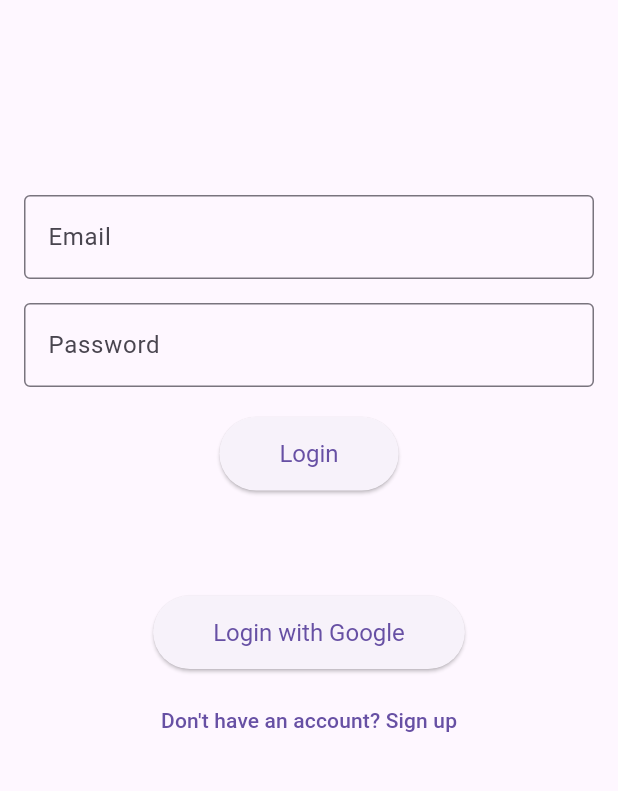
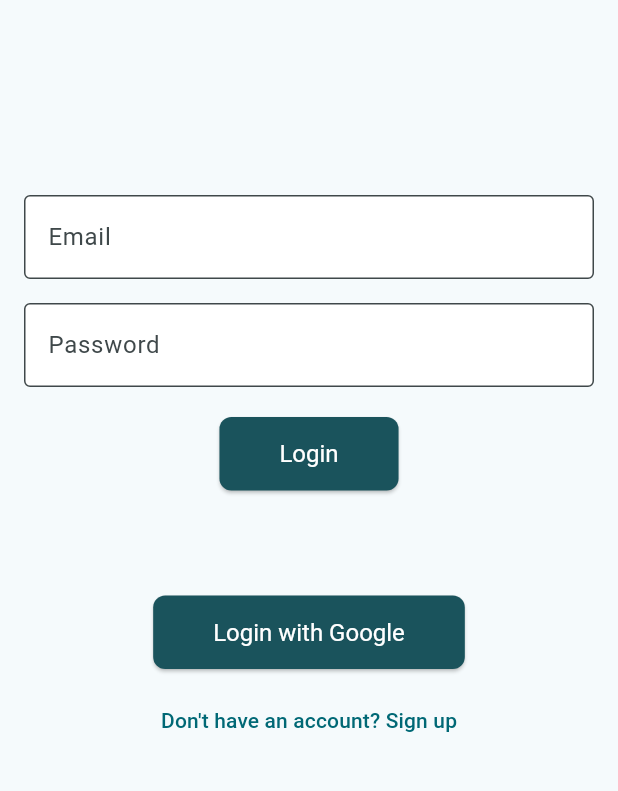
Before and after one commit to najjar77/MoveMetricsApp, a Flutter app: the screen it shows after launch, on a phone screen of 412 x 824 dp, the part 333-1124 px from its top. Run offline on Flutter 3.47's test engine with Material 3 defaults, Android fonts, the phone set to English and light mode, and no system bars; our stand-ins replace cloud_firestore, firebase_auth, firebase_core, flutter_mobx, get_it, google_sign_in and 1 more; accounts and stored records are empty; generated files the repository leaves out were written again.

Commit message:
The theme is updated to use the imported `appTheme` from `theme.dart` for consistent styling across the app.

```diff
--- /dev/null
+++ b/lib/design/theme.dart
@@ -0,0 +1,34 @@
+import 'package:flutter/material.dart';
+
+final ThemeData appTheme = ThemeData(
+  useMaterial3: true,
+  colorScheme: ColorScheme.fromSeed(
+    seedColor: Color(0xFF1A535C),
+  ),
+  primaryColor: Color(0xFF1A535C),
+  elevatedButtonTheme: ElevatedButtonThemeData(
+    style: ElevatedButton.styleFrom(
+      foregroundColor: Colors.white,
+      backgroundColor: Color(0xFF1A535C),
+      shape: RoundedRectangleBorder(
+        borderRadius: BorderRadius.circular(8),
+      ),
+    ),
+  ),
+  inputDecorationTheme: InputDecorationTheme(
+    filled: true,
+    fillColor: Color(0xFFE3F2FD),
+    border: OutlineInputBorder(
+      borderRadius: BorderRadius.circular(8),
+      borderSide: BorderSide(
+        color: Color(0xFF1A535C),
+      ),
+    ),
+    focusedBorder: OutlineInputBorder(
+      borderRadius: BorderRadius.circular(8),
+      borderSide: BorderSide(
+        color: Color(0xFF1A535C),
+      ),
+    ),
+  ),
+);
--- a/lib/main.dart
+++ b/lib/main.dart
@@ -1,5 +1,6 @@
 import 'package:flutter/material.dart';
 import 'package:firebase_core/firebase_core.dart';
+import 'package:move_metrics_app/design/theme.dart';
 import 'app_router.dart';
 import 'network/service_locator.dart';
 
@@ -15,11 +16,9 @@ class MyApp extends StatelessWidget {
   Widget build(BuildContext context) {
     return MaterialApp(
       title: 'Flutter Firebase Auth',
-      theme: ThemeData(
-        primarySwatch: Colors.deepOrange,
-      ),
+      theme: appTheme, // Verwende das importierte Theme
       onGenerateRoute: AppRouter.generateRoute,
-      initialRoute: '/',  // Setze die initiale Route auf den LoginScreen
+      initialRoute: '/',
     );
   }
 }
--- a/lib/widgets/custom_bottom_navigation_bar.dart
+++ b/lib/widgets/custom_bottom_navigation_bar.dart
@@ -31,7 +31,7 @@ class CustomBottomNavigationBar extends StatelessWidget {
         ),
       ],
       currentIndex: selectedIndex,
-      selectedItemColor: Colors.green,
+      selectedItemColor: Color(0xFF1A535C),
       unselectedItemColor: Colors.grey,
       onTap: onItemTapped,
     );
--- a/lib/widgets/custom_text_field.dart
+++ b/lib/widgets/custom_text_field.dart
@@ -16,7 +16,9 @@ class CustomTextField extends StatelessWidget {
     return TextField(
       controller: controller,
       obscureText: obscureText,
+
       decoration: InputDecoration(
+        fillColor: Colors.white,
         labelText: labelText,
         border: OutlineInputBorder(),
       ),
```
